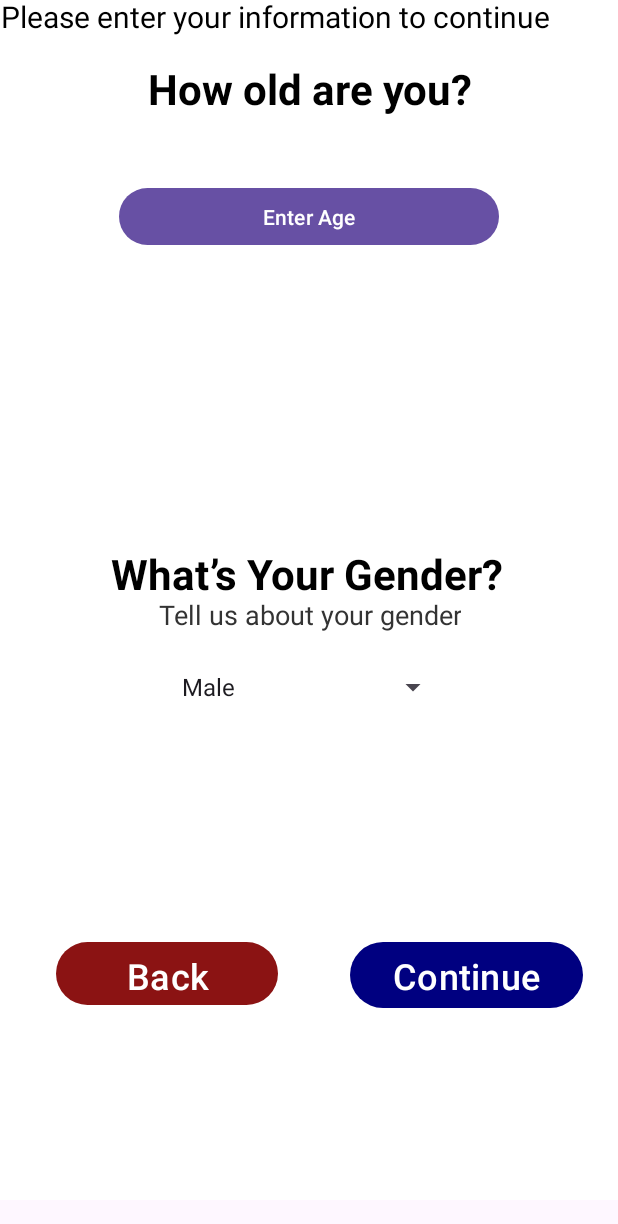
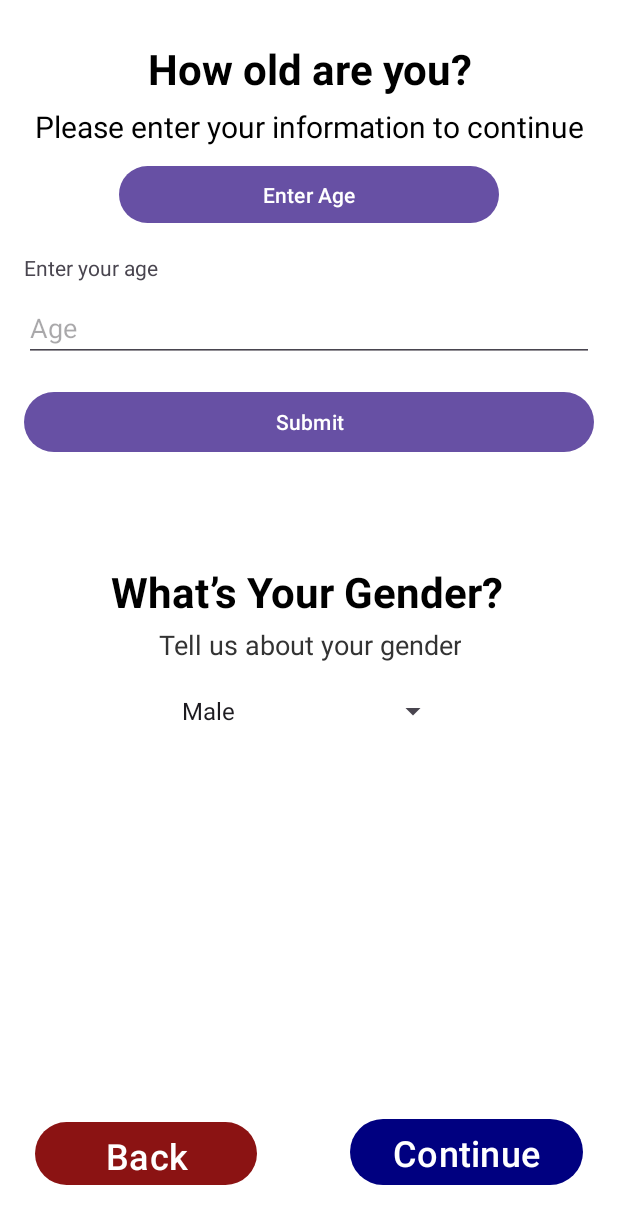
Before and after one commit to zhangyan233/eye-track-front, an Android app: the GenderActivity screen opened directly, with no data from a screen before it, after a tap on "Submit", on a phone screen of 412 x 824 dp. Shown: the top 1224 px of the screen. Run offline under Robolectric (Android 15) with nearby library versions, the phone set to English and light mode, and no system bars; 2 other taps on this screen came first.

Commit message:
adjust ui and get user info from input

```diff
--- a/app/src/main/java/com/example/eyetracking/activity/GenderActivity.java
+++ b/app/src/main/java/com/example/eyetracking/activity/GenderActivity.java
@@ -1,6 +1,7 @@
 package com.example.eyetracking.activity;
 
 import android.content.Intent;
+import android.content.SharedPreferences;
 import android.os.Bundle;
 import android.view.View;
 import android.widget.ArrayAdapter;
@@ -8,12 +9,18 @@ import android.widget.Button;
 import android.widget.EditText;
 import android.widget.LinearLayout;
 import android.widget.Spinner;
+import android.widget.Toast;
+
 import androidx.appcompat.app.AppCompatActivity;
 
 import com.example.eyetracking.R;
 
 public class GenderActivity extends AppCompatActivity {
     private LinearLayout ageInputLayout;
+    private EditText ageEditText;
+    private String age;
+    private String gender;
+    SharedPreferences sharedPreferences;
 
     @Override
     protected void onCreate(Bundle savedInstanceState) {
@@ -33,11 +40,28 @@ public class GenderActivity extends AppCompatActivity {
 
         ageInputLayout = findViewById(R.id.ageInputLayout);
         Button submitButton = findViewById(R.id.ageSubmitButton);
+        ageEditText = findViewById(R.id.ageEditText);
         submitButton.setOnClickListener(v -> {
-            EditText ageEditText = findViewById(R.id.ageEditText);
-            String age = ageEditText.getText().toString();
-            submitAgeToBackend(age);
-            ageInputLayout.setVisibility(View.GONE);
+            age = ageEditText.getText().toString();
+            if (age.isEmpty()) {
+                Toast.makeText(this, "Please enter your age", Toast.LENGTH_SHORT).show();
+            } else {
+                ageInputLayout.setVisibility(View.GONE);
+            }
+        });
+
+        Button continueButton=findViewById(R.id.buttonToPage1);
+        continueButton.setOnClickListener(v -> {
+            gender = genderSpinner.getSelectedItem().toString();
+            if (gender==null||gender.isEmpty()) {
+                Toast.makeText(this, "Please choose your gender", Toast.LENGTH_SHORT).show();
+            } else if(age==null||age.isEmpty()){
+                Toast.makeText(this, "Please enter your age", Toast.LENGTH_SHORT).show();
+            }else{
+                saveInfo(age,gender);
+                Intent intent = new Intent(this, InstructionActivity.class);
+                startActivity(intent);
+            }
         });
     }
 
@@ -45,14 +69,26 @@ public class GenderActivity extends AppCompatActivity {
         ageInputLayout.setVisibility(View.VISIBLE);
     }
 
-    private void submitAgeToBackend(String age) {
+    private void saveInfo(String age,String gender) {
         // Here, implement the logic to submit age data to the backend
         // Could use OkHttpClient, Retrofit, etc. to make a POST request
-    }
+        int ageNumber=Integer.parseInt(age);
+        int genderNumber;
+        if(gender.equals("Male")){
+            genderNumber=1;
+        }else if(gender.equals("Female")){
+            genderNumber=2;
+        }else{
+            genderNumber=3;
+        }
+        sharedPreferences = getSharedPreferences("MySharedPref", MODE_PRIVATE);
+        SharedPreferences.Editor editor = sharedPreferences.edit();
+        editor.putInt("age", ageNumber);
+        editor.putInt("gender", genderNumber);
+        editor.apply();
 
-    public void goToInstruction(View view) {
-        Intent intent = new Intent(this, InstructionActivity.class);
-        startActivity(intent);
+
+
     }
 
     public void backToAgreement(View view) {
--- a/app/src/main/res/layout/gender.xml
+++ b/app/src/main/res/layout/gender.xml
@@ -4,7 +4,7 @@
     xmlns:tools="http://schemas.android.com/tools"
     android:id="@+id/frameLayout3"
     android:layout_width="match_parent"
-    android:layout_height="800dp"
+    android:layout_height="match_parent"
     android:background="@drawable/drawable_shape">
 
     <ImageView
@@ -30,8 +30,7 @@
         android:id="@+id/textView2"
         android:layout_width="wrap_content"
         android:layout_height="wrap_content"
-        android:layout_marginTop="44dp"
-        android:layout_marginBottom="723dp"
+        android:layout_marginTop="30dp"
         android:gravity="center_horizontal|center_vertical"
         android:includeFontPadding="false"
         android:maxLines="1"
@@ -40,10 +39,35 @@
         android:textColor="#FF000000"
         android:textSize="28dp"
         android:textStyle="bold"
-        app:layout_constraintBottom_toBottomOf="parent"
         app:layout_constraintEnd_toEndOf="parent"
         app:layout_constraintStart_toStartOf="parent"
-        app:layout_constraintTop_toTopOf="parent" />
+        app:layout_constraintTop_toBottomOf="@id/frameLayout2" />
+
+    <TextView
+        android:id="@+id/textView7"
+        android:layout_width="match_parent"
+        android:layout_height="wrap_content"
+        android:layout_marginTop="10dp"
+        android:gravity="center_horizontal|center_vertical"
+        android:includeFontPadding="false"
+        android:maxLines="1"
+        android:singleLine="true"
+        android:text="Please enter your information to continue"
+        android:textColor="#FF000000"
+        android:textSize="20dp"
+        app:layout_constraintEnd_toEndOf="parent"
+        app:layout_constraintStart_toStartOf="parent"
+        app:layout_constraintTop_toBottomOf="@id/textView2" />
+
+    <Button
+        android:id="@+id/buttonShowAgeDialog"
+        android:layout_width="253dp"
+        android:layout_height="46dp"
+        android:layout_marginTop="10dp"
+        android:text="Enter Age"
+        app:layout_constraintEnd_toEndOf="parent"
+        app:layout_constraintStart_toStartOf="parent"
+        app:layout_constraintTop_toBottomOf="@+id/textView7" />
 
     <LinearLayout
         android:id="@+id/ageInputLayout"
@@ -93,14 +117,14 @@
         android:textStyle="bold"
         app:layout_constraintBottom_toBottomOf="parent"
         app:layout_constraintTop_toTopOf="parent"
-        tools:layout_editor_absoluteX="0dp" />
+        tools:layout_editor_absoluteX="0dp"
+        tools:ignore="MissingConstraints" />
 
     <TextView
         android:id="@+id/textView4"
         android:layout_width="wrap_content"
         android:layout_height="wrap_content"
-        android:layout_marginTop="400dp"
-        android:layout_marginBottom="379dp"
+        android:layout_marginTop="8dp"
         android:gravity="center_horizontal|center_vertical"
         android:includeFontPadding="false"
         android:maxLines="1"
@@ -108,78 +132,45 @@
         android:text="Tell us about your gender"
         android:textColor="#FF333333"
         android:textSize="18dp"
-        app:layout_constraintBottom_toBottomOf="parent"
         app:layout_constraintEnd_toEndOf="parent"
-        app:layout_constraintHorizontal_bias="0.5"
         app:layout_constraintStart_toStartOf="parent"
-        app:layout_constraintTop_toTopOf="parent" />
+        app:layout_constraintTop_toBottomOf="@id/textView3"  />
 
     <Spinner
         android:id="@+id/genderSpinner"
         android:layout_width="186dp"
         android:layout_height="45dp"
-        android:layout_marginTop="435dp"
-        android:layout_marginBottom="320dp"
+        android:layout_marginTop="10dp"
         android:entries="@array/gender_options"
-        app:layout_constraintBottom_toBottomOf="parent"
-        app:layout_constraintEnd_toEndOf="parent"
-        app:layout_constraintHorizontal_bias="0.5"
-        app:layout_constraintStart_toStartOf="parent"
-        app:layout_constraintTop_toTopOf="parent" />
-
-    <TextView
-        android:id="@+id/textView7"
-        android:layout_width="wrap_content"
-        android:layout_height="wrap_content"
-        android:gravity="center_horizontal|center_vertical"
-        android:includeFontPadding="false"
-        android:maxLines="1"
-        android:singleLine="true"
-        android:text="Please enter your information to continue"
-        android:textColor="#FF000000"
-        android:textSize="20dp"
-        tools:ignore="MissingConstraints"
-        tools:layout_editor_absoluteX="16dp"
-        tools:layout_editor_absoluteY="77dp" />
-
-    <Button
-        android:id="@+id/buttonShowAgeDialog"
-        android:layout_width="253dp"
-        android:layout_height="46dp"
-        android:layout_marginTop="121dp"
-        android:text="Enter Age"
-        app:layout_constraintBottom_toBottomOf="parent"
         app:layout_constraintEnd_toEndOf="parent"
         app:layout_constraintStart_toStartOf="parent"
-        app:layout_constraintTop_toTopOf="parent"
-        app:layout_constraintVertical_bias="0.0"
-        tools:ignore="MissingConstraints" />
+        app:layout_constraintTop_toBottomOf="@id/textView4"  />
+
+
+
+
 
     <Button
         android:id="@+id/buttonToPage1"
         android:layout_width="155dp"
         android:layout_height="52dp"
         android:layout_marginStart="224dp"
-        android:layout_marginTop="624dp"
+        android:layout_marginBottom="30dp"
         android:layout_marginEnd="14dp"
-        android:layout_marginBottom="124dp"
-        android:onClick="goToInstruction"
         android:text="Continue"
         android:textSize="24sp"
         app:backgroundTint="#000080"
         app:layout_constraintBottom_toBottomOf="parent"
         app:layout_constraintEnd_toEndOf="parent"
-        app:layout_constraintStart_toStartOf="parent"
-        app:layout_constraintTop_toTopOf="parent" />
+        app:layout_constraintStart_toStartOf="parent" /> />
 
     <Button
         android:id="@+id/buttonToPage3"
         android:layout_width="148dp"
         android:layout_height="50dp"
-        android:layout_marginStart="28dp"
-        android:layout_marginTop="624dp"
+        android:layout_marginBottom="30dp"
+        android:layout_marginTop="80dp"
         android:layout_marginEnd="217dp"
-        android:layout_marginBottom="126dp"
         android:onClick="backToAgreement"
         android:text="Back"
         android:textColorLink="#FFFFFF"
@@ -187,15 +178,13 @@
         app:backgroundTint="#8B1313"
         app:layout_constraintBottom_toBottomOf="parent"
         app:layout_constraintEnd_toEndOf="parent"
-        app:layout_constraintStart_toStartOf="parent"
-        app:layout_constraintTop_toTopOf="parent"
-        tools:ignore="MissingConstraints" />
+        app:layout_constraintStart_toStartOf="parent" />
 
     <androidx.constraintlayout.widget.Guideline
         android:id="@+id/guideline2"
         android:layout_width="wrap_content"
         android:layout_height="wrap_content"
         android:orientation="horizontal"
-        app:layout_constraintGuide_begin="20dp" />
+        app:layout_constraintGuide_percent="0.025" />
 
 </androidx.constraintlayout.widget.ConstraintLayout>
```
Also changed, not shown: app/src/main/java/com/example/eyetracking/activity/CalibrationreddotActivity.java (+8 -1 lines), app/src/main/java/com/example/eyetracking/activity/VideoPlayActivity.java (+8 -1 lines), app/src/main/res/layout/agreement.xml (+36 -28 lines).
